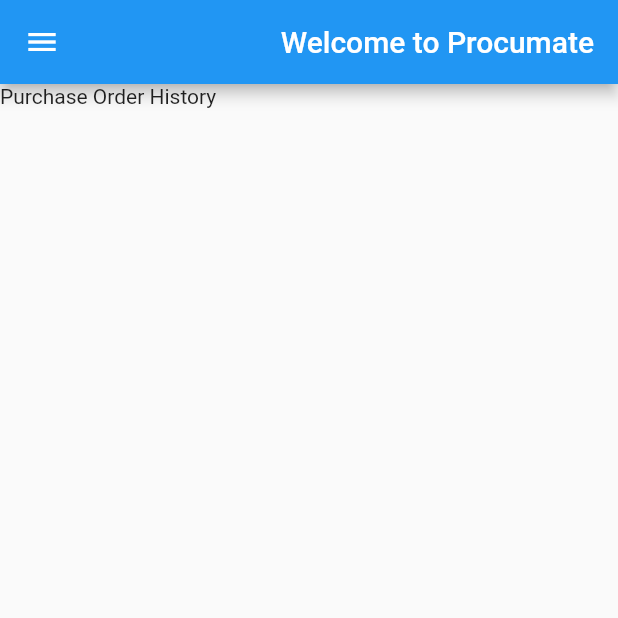
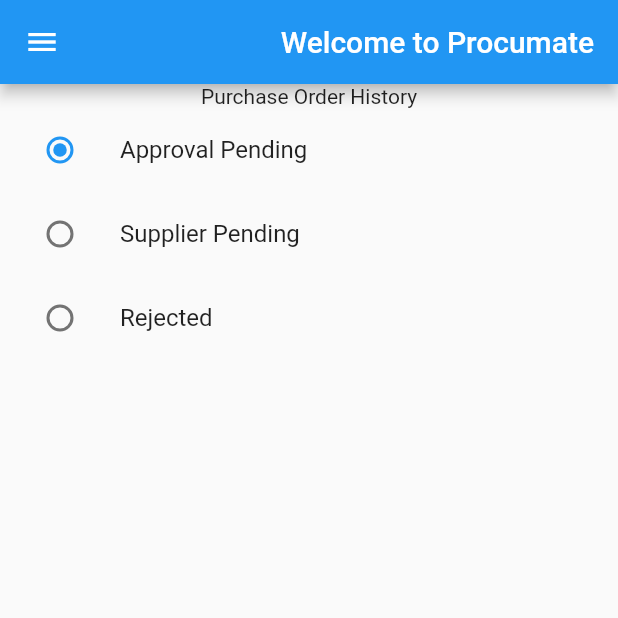
Before and after one commit to Sathira-Wijeratne/ProcureMate, a Flutter app: the SiteManagerHomePage screen opened directly with empty values, on a phone screen of 412 x 824 dp, the top half of it. Run offline on Flutter 3.47's test engine with Material 2 defaults, Android fonts, the phone set to English and light mode, and no system bars; our stand-ins replace fluttertoast; missing offline and left inert: mongo_dart.

Commit message:
Commit radio group initial changes

```diff
--- a/Mobile Application/procure_mate/lib/screens/purchase_request_screen.dart
+++ b/Mobile Application/procure_mate/lib/screens/purchase_request_screen.dart
@@ -194,7 +194,7 @@ class _PurchaseRequestScreenState extends State<PurchaseRequestScreen> {
             toastLength: Toast.LENGTH_SHORT,
             gravity: ToastGravity.CENTER,
             timeInSecForIosWeb: 1,
-            backgroundColor: Colors.red,
+            backgroundColor: Colors.green,
             textColor: Colors.white,
             fontSize: 16.0);
         Navigator.pop(context);
--- a/Mobile Application/procure_mate/lib/screens/site_manager_home_screen.dart
+++ b/Mobile Application/procure_mate/lib/screens/site_manager_home_screen.dart
@@ -18,18 +18,12 @@ class SiteManagerHomePage extends StatefulWidget {
   @override
   State<SiteManagerHomePage> createState() => _SiteManagerHomePageState();
 }
-
+//Radio Button Group related logic
+List<String> options = ['Approval Pending','Supplier Pending','Rejected'];
 class _SiteManagerHomePageState extends State<SiteManagerHomePage> {
 
-  // Future<void> _onTapLogoutBtn(BuildContext context) async {
-  //   final directory = await getApplicationDocumentsDirectory();
-  //   final path = directory.path;
-  //   File file = File('$path/userdata.txt');
-  //   file.delete();
-  //   Navigator.of(context).pushReplacement(MaterialPageRoute(
-  //       builder: (BuildContext context) =>
-  //           LoginScreen(widget._width, widget._height)));
-  // }
+  String currentOption = options[0];
+
 
   @override
   Widget build(BuildContext context) => Scaffold(
@@ -37,15 +31,9 @@ class _SiteManagerHomePageState extends State<SiteManagerHomePage> {
       appBar: AppBar(
         title: Align(alignment: Alignment.bottomRight, child : Text('Welcome to Procumate')),
       ),
-      body: Text( "Purchase Order History"
-        // children: [
-        //   // ElevatedButton(
-        //   //     onPressed: () {
-        //   //       // _onTapLogoutBtn(context);
-        //   //     },
-        //   //     child: Text("Logout"))
-        // ],
-      ));
+      body:Column(children:[Text( "Purchase Order History"),radioButtonGroup()]),
+
+  );
 
   Widget leftNavBar() => Drawer(
           child: ListView(
@@ -149,4 +137,47 @@ class _SiteManagerHomePageState extends State<SiteManagerHomePage> {
 
         ],
       ));
+  Widget radioButtonGroup() {
+    return Column(
+      children: [
+        ListTile(
+          title: Text('Approval Pending'),
+          leading: Radio(
+            value : options[0],
+            groupValue: currentOption,
+            onChanged: (value){
+              setState(() {
+                currentOption = value.toString();
+              });
+            },
+          ),
+        ),
+        ListTile(
+          title: Text('Supplier Pending'),
+          leading: Radio(
+            value : options[1],
+            groupValue: currentOption,
+            onChanged: (value){
+              setState(() {
+                currentOption = value.toString();
+              });
+            },
+          ),
+        ),
+        ListTile(
+          title: Text('Rejected'),
+          leading: Radio(
+            value : options[2],
+            groupValue: currentOption,
+            onChanged: (value){
+              setState(() {
+                currentOption = value.toString();
+              });
+            },
+          ),
+        )
+      ],
+    );
+  }
+
 }
```
Also changed, not shown: Mobile Application/procure_mate/pubspec.lock.
